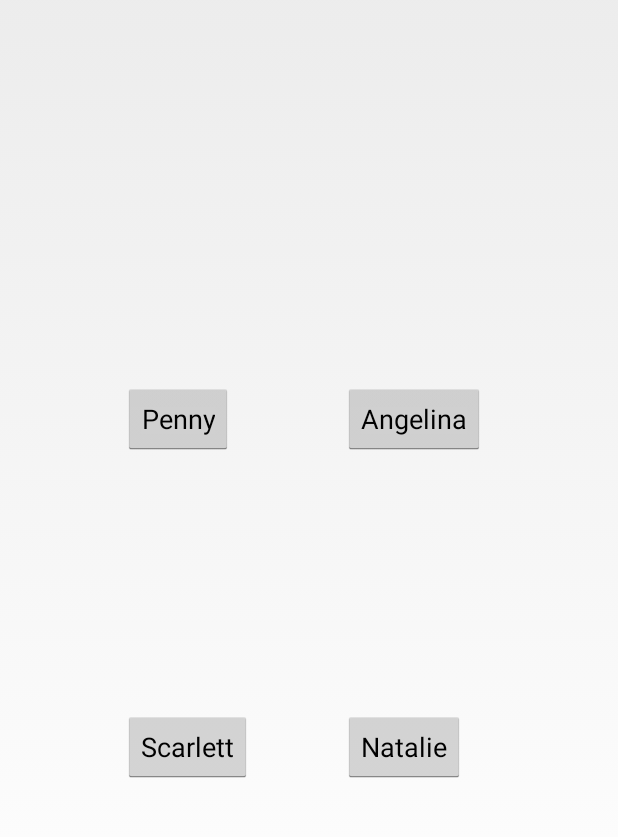
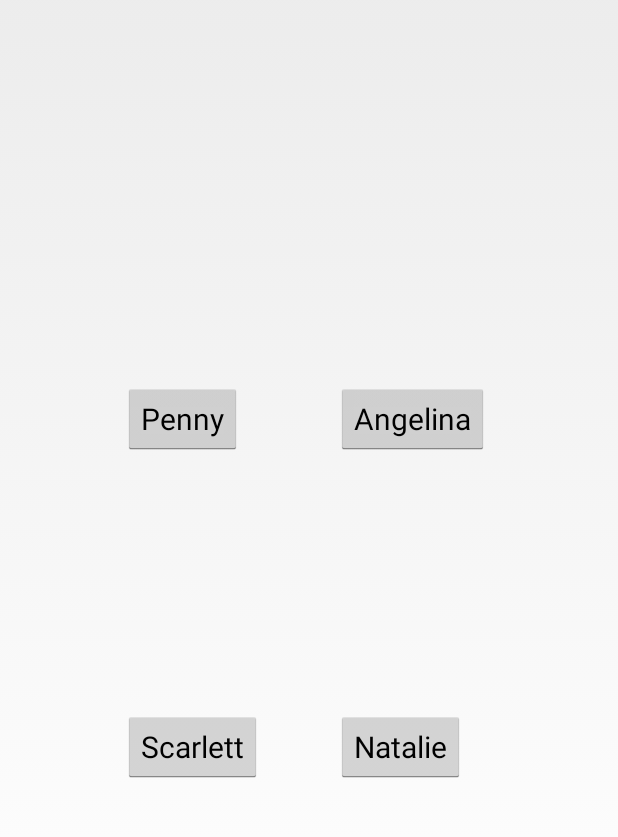
Before and after one commit to team-LRP/Guess_The_Voice, an Android app: the MainActivity2 screen opened directly, with no data from a screen before it, on a phone screen of 412 x 824 dp, the part 235-1072 px from its top. Run offline under Robolectric (Android 15) with nearby library versions, the phone set to English and light mode, and no system bars.

Commit message:
font changes

```diff
--- a/teamlrp/src/main/res/layout/activity_main2.xml
+++ b/teamlrp/src/main/res/layout/activity_main2.xml
@@ -8,16 +8,11 @@
     android:paddingBottom="@dimen/activity_vertical_margin"
     tools:context="in.co.teamlrp.guessthevoice.MainActivity2">
 
-
-
-
-
-
-<Button
+    <Button
 android:layout_width="wrap_content"
 android:layout_height="wrap_content"
 android:id="@+id/button2"
-
+android:textSize="20dp"
 android:layout_alignTop="@+id/button1"
 android:layout_alignLeft="@+id/button4"
 android:layout_alignStart="@+id/button4" />
@@ -26,7 +21,7 @@ android:layout_alignStart="@+id/button4" />
 android:layout_width="wrap_content"
 android:layout_height="wrap_content"
 android:id="@+id/button1"
-
+    android:textSize="20dp"
 android:layout_centerVertical="true"
 android:layout_alignLeft="@+id/button3"
 android:layout_alignStart="@+id/button3" />
@@ -35,7 +30,7 @@ android:layout_alignStart="@+id/button3" />
 android:layout_width="wrap_content"
 android:layout_height="wrap_content"
 android:id="@+id/button3"
-
+    android:textSize="20dp"
 
 android:layout_alignTop="@+id/button4"
 android:layout_alignParentLeft="true"
@@ -46,7 +41,7 @@ android:layout_marginLeft="66dp" />
 android:layout_width="wrap_content"
 android:layout_height="wrap_content"
 android:id="@+id/button4"
-
+    android:textSize="20dp"
 android:layout_alignParentBottom="true"
 android:layout_alignParentRight="true"
 android:layout_alignParentEnd="true"
```
